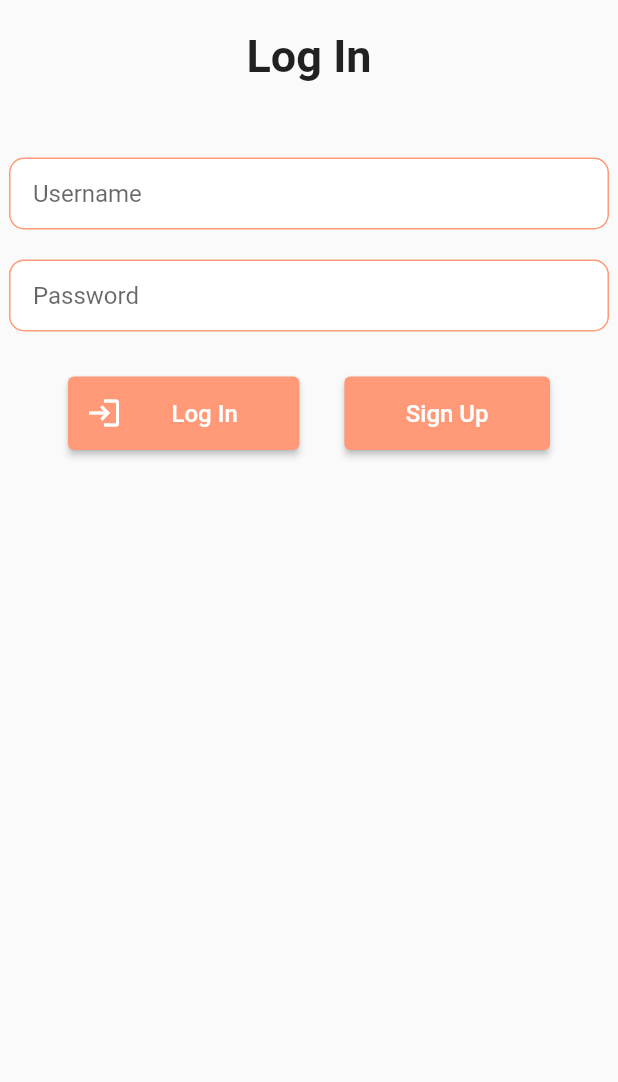
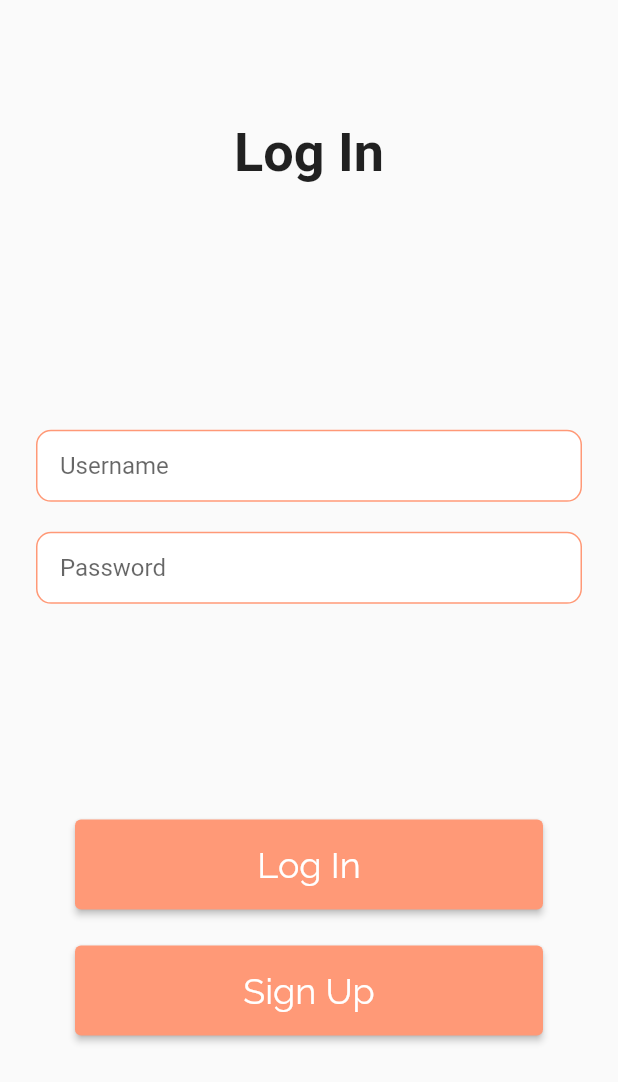
Before and after one commit to Murtaza-Ali-2990/AdHoCab, a Flutter app: the screen it shows after launch, after a tap on "Log In", on a phone screen of 412 x 824 dp. Shown: the top 1082 px of the screen. Run offline on Flutter 3.47's test engine with Material 2 defaults, Android fonts, the phone set to English and light mode, and no system bars; our stand-ins replace cloud_firestore, firebase_auth, firebase_core, firebase_storage, flutter_spinkit, geocoding and 4 more; accounts and stored records are empty.

Commit message:
Fix styles
Fix styles for buttons, text fields, and headings

```diff
--- a/adhocab/lib/authentication/signIn/sign_in.dart
+++ b/adhocab/lib/authentication/signIn/sign_in.dart
@@ -19,14 +19,15 @@ class _SignInState extends State<SignIn> {
 
     return Scaffold(
       body: Container(
-        margin: EdgeInsets.only(top: 20.0),
+        margin: EdgeInsets.only(top: 24),
         alignment: Alignment.center,
         child: Column(
+          mainAxisAlignment: MainAxisAlignment.spaceEvenly,
           children: [
-            HeadingStyle('Log In'),
+            Text('Log In', style: semiHeadingStyle),
             SizedBox(height: 50.0),
-            SizedBox(
-              width: 400.0,
+            Padding(
+              padding: EdgeInsets.symmetric(horizontal: 24),
               child: Form(
                   key: _key,
                   child: Column(
@@ -54,31 +55,28 @@ class _SignInState extends State<SignIn> {
                   )),
             ),
             SizedBox(height: 30.0),
-            Row(
+            Column(
               mainAxisAlignment: MainAxisAlignment.center,
               children: [
-                ElevatedButton.icon(
-                  icon: Icon(
-                    Icons.login,
-                    color: Colors.white,
-                  ),
-                  label: ButtonLayout('Log In'),
+                ElevatedButton(
+                  child: ButtonLayout('Log In'),
                   style: buttonStyle,
                   onPressed: _verifyLogin,
                 ),
-                SizedBox(width: 30.0),
+                SizedBox(height: 24),
                 ElevatedButton(
+                  child: ButtonLayout('Sign Up'),
                   style: buttonStyle,
-                  child: ButtonLayout('Sign Up'),
                   onPressed: _redirectToSignUp,
                 ),
               ],
             ),
             SizedBox(height: 20.0),
-            if (error == 1) ErrorTextStyle('E-mail is Invalid'),
-            if (error == 2) ErrorTextStyle('Wrong Password. Please try again.'),
-            if (error == 3) ErrorTextStyle('Weak Password'),
-            if (error == 4) ErrorTextStyle('User not Found'),
+            if (error == 1) Text('E-mail is Invalid', style: errorTextStyle),
+            if (error == 2)
+              Text('Wrong Password. Please try again.', style: errorTextStyle),
+            if (error == 3) Text('Weak Password', style: errorTextStyle),
+            if (error == 4) Text('User not Found', style: errorTextStyle),
           ],
         ),
       ),
--- a/adhocab/lib/detail_updates/customer_details.dart
+++ b/adhocab/lib/detail_updates/customer_details.dart
@@ -36,7 +36,7 @@ class _Details extends State<CustomerDetails> {
         child: SingleChildScrollView(
           child: Column(
             children: [
-              HeadingStyle('Enter your Details'),
+              Text('Enter your Details', style: semiHeadingStyle),
               SizedBox(height: 50.0),
               SizedBox(
                 width: 400.0,
--- a/adhocab/lib/detail_updates/driver_details.dart
+++ b/adhocab/lib/detail_updates/driver_details.dart
@@ -37,7 +37,7 @@ class _Details extends State<DriverDetails> {
         child: SingleChildScrollView(
           child: Column(
             children: [
-              HeadingStyle('Enter your Details'),
+              Text('Enter your Details', style: semiHeadingStyle),
               SizedBox(height: 50.0),
               SizedBox(
                 width: 400.0,
--- a/adhocab/lib/detail_updates/vehicle_details.dart
+++ b/adhocab/lib/detail_updates/vehicle_details.dart
@@ -33,7 +33,7 @@ class _Details extends State<VehicleDetails> {
         child: SingleChildScrollView(
           child: Column(
             children: [
-              HeadingStyle('Enter your Details'),
+              Text('Enter your Details', style: headingStyle),
               SizedBox(height: 50.0),
               SizedBox(
                 width: 400.0,
--- a/adhocab/lib/home/home_customer.dart
+++ b/adhocab/lib/home/home_customer.dart
@@ -76,7 +76,7 @@ class _Home extends State<CustomerHome> {
             )),
       ),
       drawer: NavigationDrawerCustomer(),
-      appBar: AppBar(title: SemiHeadingStyle('Home')),
+      appBar: AppBar(title: Text('Home', style: semiHeadingStyle)),
       body: SafeArea(
         child: Stack(
           children: <Widget>[
@@ -351,7 +351,7 @@ class _Home extends State<CustomerHome> {
               child: Column(
                 children: [
                   SizedBox(height: 24),
-                  SemiHeadingStyle('Book Ride'),
+                  Text('Book Ride', style: semiHeadingStyle),
                   SizedBox(height: 12),
                   Row(
                     mainAxisAlignment: MainAxisAlignment.spaceBetween,
--- a/adhocab/lib/home/home_driver.dart
+++ b/adhocab/lib/home/home_driver.dart
@@ -71,7 +71,7 @@ class _Home extends State<DriverHome> {
       ),
       drawer: NavigationDrawerDriver(),
       appBar: AppBar(
-        title: SemiHeadingStyle('Home'),
+        title: Text('Home', style: semiHeadingStyle),
       ),
       body: StreamBuilder<BookingDetails>(
           stream: databaseService.bookingDetails,
@@ -206,7 +206,7 @@ class _Home extends State<DriverHome> {
                 child: Column(
                   children: [
                     SizedBox(height: 5),
-                    SemiHeadingStyle('Ride Details'),
+                    Text('Ride Details', style: semiHeadingStyle),
                     SizedBox(height: 10),
                     if (!_pickup)
                       TextButton(
--- a/adhocab/lib/payment/payment.dart
+++ b/adhocab/lib/payment/payment.dart
@@ -64,7 +64,7 @@ class _Payment extends State<Payment> {
   Widget build(BuildContext context) {
     return Scaffold(
       appBar: AppBar(
-        title: SemiHeadingStyle('Payment'),
+        title: Text('Payment', style: semiHeadingStyle),
       ),
       body: Container(
         margin: EdgeInsets.all(5),
--- a/adhocab/lib/screens/onboarding.dart
+++ b/adhocab/lib/screens/onboarding.dart
@@ -2,40 +2,53 @@ import 'package:adhocab/authentication/signIn/sign_in.dart';
 import 'package:adhocab/authentication/signUp/sign_up_customer.dart';
 import 'package:adhocab/utils/styles.dart';
 import 'package:flutter/material.dart';
+import 'dart:math';
 
 class Onboarding extends StatelessWidget {
   Widget build(BuildContext context) {
-    return Scaffold(
+    return SafeArea(
+      child: Scaffold(
         body: Container(
           decoration: BoxDecoration(
             image: DecorationImage(
               image: AssetImage('assets/images/Onboarding.png'),
               fit: BoxFit.cover,
-      )),
-      margin: EdgeInsets.only(top: 20.0),
+            ),
+          ),
           alignment: Alignment.center,
           child: Column(
             children: [
-          HeadingStyle('AdHoCab'),
-          SizedBox(height: 50.0),
-          ElevatedButton.icon(
-            icon: Icon(
-              Icons.login,
+              SizedBox(height: 80),
+              Text(
+                'AdHoCab',
+                style: headingStyle.copyWith(
                   color: Colors.white,
+                  shadows: [
+                    Shadow(
+                      color: Color(0xFFFF9977),
+                      offset: Offset.fromDirection(pi * 1 / 4, 4),
+                      blurRadius: 8,
                     ),
-            label: ButtonLayout('Log In'),
+                  ],
+                ),
+              ),
+              SizedBox(height: 240),
+              ElevatedButton(
+                child: ButtonLayout('Log In'),
                 style: buttonStyle,
                 onPressed: () => _redirectToLogin(context),
               ),
-          SizedBox(height: 10.0),
+              SizedBox(height: 32),
               ElevatedButton(
+                child: ButtonLayout('Sign Up'),
                 style: buttonStyle,
-            child: ButtonLayout('Sign Up'),
                 onPressed: () => _redirectToSignUp(context),
               ),
             ],
           ),
-    ));
+        ),
+      ),
+    );
   }
 
   void _redirectToSignUp(BuildContext context) {
--- a/adhocab/lib/utils/loading_screen.dart
+++ b/adhocab/lib/utils/loading_screen.dart
@@ -5,7 +5,8 @@ import 'package:flutter_spinkit/flutter_spinkit.dart';
 class Loading extends StatelessWidget {
   Widget build(BuildContext context) {
     return Scaffold(
-        backgroundColor: bgColor,
-        body: SpinKitRotatingCircle(color: mainColor, size: 100.0));
+      backgroundColor: bgColor,
+      body: SpinKitRotatingCircle(color: mainColor, size: 100.0),
+    );
   }
 }
--- a/adhocab/lib/utils/styles.dart
+++ b/adhocab/lib/utils/styles.dart
@@ -1,3 +1,4 @@
+import 'dart:math';
 import 'package:flutter/material.dart';
 import 'package:flutter_spinkit/flutter_spinkit.dart';
 
@@ -17,18 +18,52 @@ final textInputDecor = InputDecoration(
   ),
   focusedBorder: OutlineInputBorder(
     borderSide: BorderSide(color: mainColor, width: 2.0),
-        borderRadius: BorderRadius.all(Radius.circular(10.0))));
+    borderRadius: BorderRadius.all(Radius.circular(10.0)),
+  ),
+);
 
-final headingStyle = TextStyle(fontSize: 30.0, fontWeight: FontWeight.bold);
-final semiHeadingStyle = TextStyle(fontSize: 25.0, fontWeight: FontWeight.bold);
-final miniHeadingStyle = TextStyle(fontSize: 20.0, fontWeight: FontWeight.bold);
-final buttonTextStyle = TextStyle(fontSize: 16.0, color: Colors.white);
-final errorTextStyle = TextStyle(fontSize: 16.0, color: Colors.red);
+final headingStyle = TextStyle(
+  fontSize: 48.0,
+  letterSpacing: 2,
+  fontFamily: 'Monoton',
+  shadows: [
+    Shadow(
+      color: Color(0x44000000),
+      offset: Offset.fromDirection(pi * 1 / 4, 4),
+      blurRadius: 8,
+    ),
+  ],
+);
 
-final loadingStyle = SpinKitRotatingCircle(color: mainColor, size: 100.0);
+final semiHeadingStyle = TextStyle(
+  fontSize: 36.0,
+  fontWeight: FontWeight.bold,
+);
 
-final buttonStyle =
-    ButtonStyle(backgroundColor: MaterialStateProperty.all<Color>(mainColor));
+final miniHeadingStyle = TextStyle(
+  fontSize: 20.0,
+  fontWeight: FontWeight.bold,
+);
+
+final buttonTextStyle = TextStyle(
+  fontSize: 24.0,
+  color: Colors.white,
+  fontFamily: 'Raleway',
+);
+
+final errorTextStyle = TextStyle(
+  fontSize: 16.0,
+  color: Colors.red,
+);
+
+final loadingStyle = SpinKitRotatingCircle(
+  color: mainColor,
+  size: 100.0,
+);
+
+final buttonStyle = ButtonStyle(
+  backgroundColor: MaterialStateProperty.all<Color>(mainColor),
+);
 
 Widget detailsAppBar(String title) {
   return AppBar(
@@ -45,52 +80,17 @@ class ButtonLayout extends StatelessWidget {
   ButtonLayout(this.text);
 
   Widget build(BuildContext context) {
-    return Padding(
-      padding: EdgeInsets.symmetric(horizontal: 25.0, vertical: 15.0),
+    return Container(
+      alignment: Alignment.center,
+      width: 280,
+      height: 60,
+      padding: EdgeInsets.symmetric(horizontal: 24, vertical: 16),
       child: Text(text, style: buttonTextStyle),
     );
   }
 }
 
-class HeadingStyle extends StatelessWidget {
-  final text;
-  HeadingStyle(this.text);
-
-  Widget build(BuildContext context) {
-    return Text(text, style: headingStyle);
-  }
-}
-
-class SemiHeadingStyle extends StatelessWidget {
-  final text;
-  SemiHeadingStyle(this.text);
-
-  Widget build(BuildContext context) {
-    return Text(text, style: semiHeadingStyle);
-  }
-}
-
-class MiniHeadingStyle extends StatelessWidget {
-  final text;
-  MiniHeadingStyle(this.text);
-
-  Widget build(BuildContext context) {
-    return Text(text, style: miniHeadingStyle);
-  }
-}
-
-class ErrorTextStyle extends StatelessWidget {
-  final text;
-  ErrorTextStyle(this.text);
-
-  Widget build(BuildContext context) {
-    return Text(text, style: errorTextStyle);
-  }
-}
-
 bool isNumeric(String s) {
-  if (s == null) {
-    return false;
-  }
+  if (s == null) return false;
   return double.tryParse(s) != null;
 }
```
Also changed, not shown: adhocab/lib/authentication/signUp/sign_up_customer.dart (+5 -4 lines), adhocab/lib/authentication/signUp/sign_up_driver.dart (+5 -4 lines), adhocab/pubspec.yaml (+10 -0 lines), adhocab/fonts/Monoton-Regular.ttf (added), adhocab/fonts/Raleway-Italic.ttf (added), adhocab/fonts/Raleway-Regular.ttf (added). Lines whose indentation alone changed are shown as unchanged.
